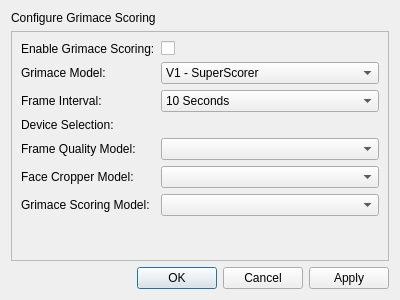
This is ui/DConfigureGrimaceScoring.ui in ETHZ-INS/Grimace-Box-Recorder as Qt 5 draws it before an edit. The edited form follows.
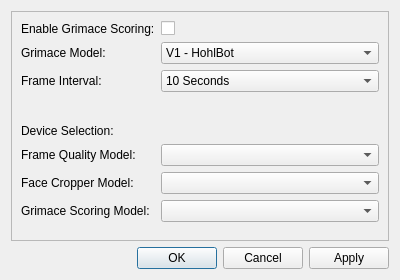
This is the edited form.

```diff
--- a/ui/DConfigureGrimaceScoring.ui
+++ b/ui/DConfigureGrimaceScoring.ui
@@ -7,38 +7,25 @@
     <x>0</x>
     <y>0</y>
     <width>400</width>
-    <height>300</height>
+    <height>280</height>
    </rect>
   </property>
   <property name="minimumSize">
    <size>
     <width>400</width>
-    <height>300</height>
+    <height>280</height>
    </size>
   </property>
   <property name="maximumSize">
    <size>
     <width>400</width>
-    <height>300</height>
+    <height>280</height>
    </size>
   </property>
   <property name="windowTitle">
    <string>Configure Grimace Scoring</string>
   </property>
   <layout class="QVBoxLayout" name="verticalLayout">
-   <item>
-    <widget class="QLabel" name="label">
-     <property name="sizePolicy">
-      <sizepolicy hsizetype="Preferred" vsizetype="Fixed">
-       <horstretch>0</horstretch>
-       <verstretch>0</verstretch>
-      </sizepolicy>
-     </property>
-     <property name="text">
-      <string>Configure Grimace Scoring</string>
-     </property>
-    </widget>
-   </item>
    <item>
     <widget class="QFrame" name="frame">
      <property name="frameShape">
@@ -79,7 +66,7 @@
        <widget class="QComboBox" name="dpd_grimace_model">
         <item>
          <property name="text">
-          <string>V1 - SuperScorer</string>
+          <string>V1 - HohlBot</string>
          </property>
         </item>
        </widget>
@@ -174,6 +161,22 @@
         </property>
        </widget>
       </item>
+      <item row="3" column="0">
+       <spacer name="verticalSpacer">
+        <property name="orientation">
+         <enum>Qt::Vertical</enum>
+        </property>
+        <property name="sizeType">
+         <enum>QSizePolicy::Fixed</enum>
+        </property>
+        <property name="sizeHint" stdset="0">
+         <size>
+          <width>20</width>
+          <height>20</height>
+         </size>
+        </property>
+       </spacer>
+      </item>
      </layout>
     </widget>
    </item>
```
Left out of the diff: 28 changed lines with no effect on the pictures.
